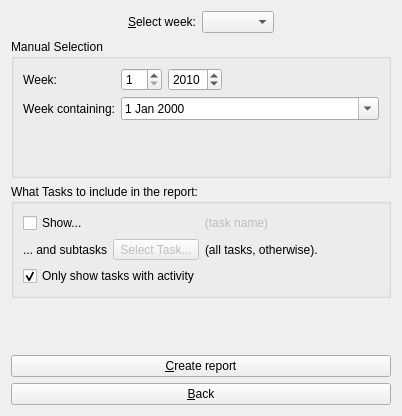
KDAB/Charm, file Charm/Reports/WeeklyTimeSheetConfigurationPage.ui: the form before one commit.
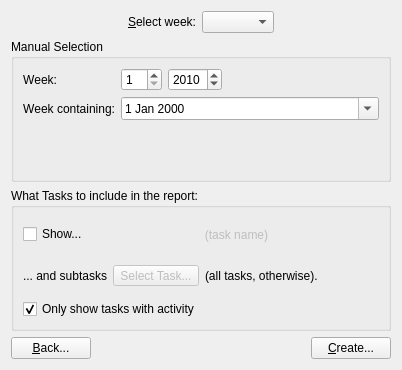
The form after the commit.

Commit message: Improve layout on Weekly Time Sheet page.

What changed in the file:
```diff
--- a/Charm/Reports/WeeklyTimeSheetConfigurationPage.ui
+++ b/Charm/Reports/WeeklyTimeSheetConfigurationPage.ui
@@ -7,7 +7,7 @@
     <x>0</x>
     <y>0</y>
     <width>402</width>
-    <height>416</height>
+    <height>370</height>
    </rect>
   </property>
   <layout class="QVBoxLayout" name="verticalLayout">
@@ -139,19 +139,6 @@
         </property>
        </widget>
       </item>
-      <item row="5" column="0">
-       <spacer>
-        <property name="orientation">
-         <enum>Qt::Vertical</enum>
-        </property>
-        <property name="sizeHint" stdset="0">
-         <size>
-          <width>20</width>
-          <height>40</height>
-         </size>
-        </property>
-       </spacer>
-      </item>
      </layout>
     </widget>
    </item>
@@ -246,31 +233,35 @@
     </widget>
    </item>
    <item>
-    <spacer>
-     <property name="orientation">
-      <enum>Qt::Vertical</enum>
-     </property>
-     <property name="sizeHint" stdset="0">
-      <size>
-       <width>211</width>
-       <height>31</height>
-      </size>
-     </property>
-    </spacer>
-   </item>
-   <item>
-    <widget class="QPushButton" name="pushButtonReport">
-     <property name="text">
-      <string>&amp;Create report</string>
-     </property>
-    </widget>
-   </item>
-   <item>
-    <widget class="QPushButton" name="pushButtonBack">
-     <property name="text">
-      <string>&amp;Back</string>
-     </property>
-    </widget>
+    <layout class="QHBoxLayout" name="horizontalLayout_2">
+     <item>
+      <widget class="QPushButton" name="pushButtonBack">
+       <property name="text">
+        <string>&amp;Back...</string>
+       </property>
+      </widget>
+     </item>
+     <item>
+      <spacer name="horizontalSpacer_2">
+       <property name="orientation">
+        <enum>Qt::Horizontal</enum>
+       </property>
+       <property name="sizeHint" stdset="0">
+        <size>
+         <width>40</width>
+         <height>20</height>
+        </size>
+       </property>
+      </spacer>
+     </item>
+     <item>
+      <widget class="QPushButton" name="pushButtonReport">
+       <property name="text">
+        <string>&amp;Create...</string>
+       </property>
+      </widget>
+     </item>
+    </layout>
    </item>
   </layout>
  </widget>
```
